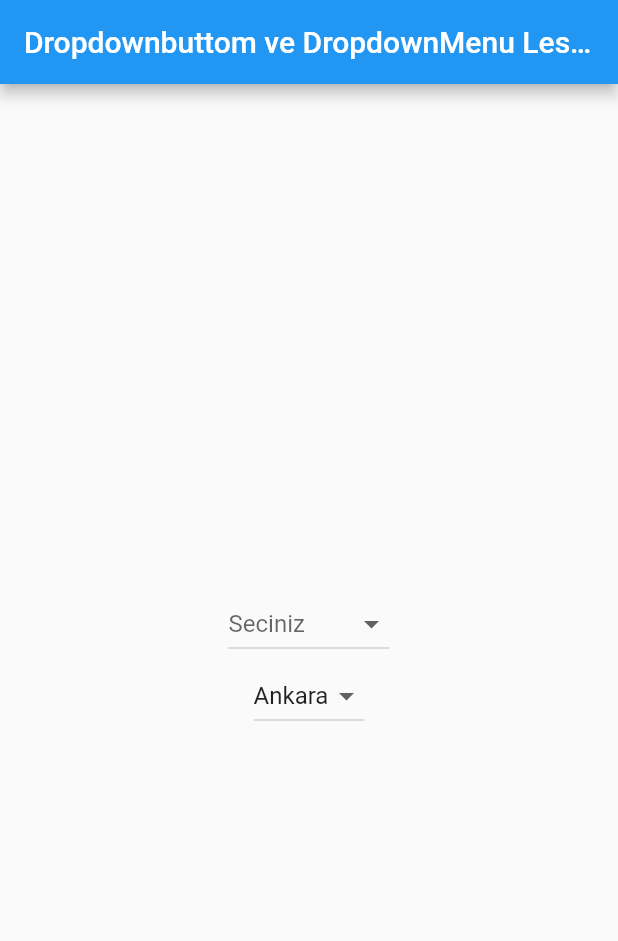
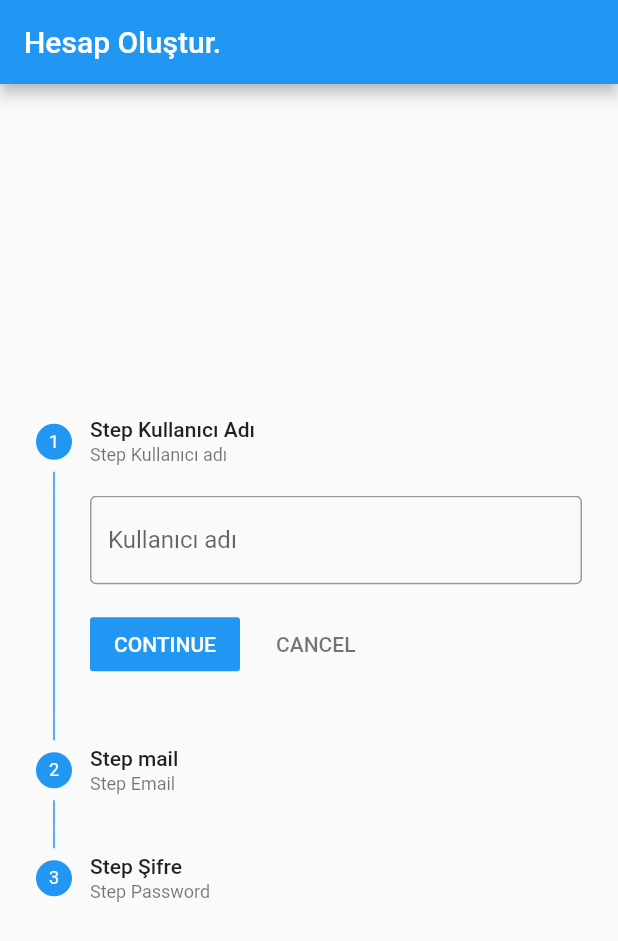
Before and after one commit to kubilaybzk/flutter_notlarim, a Flutter app: the screen it shows after launch, on a phone screen of 412 x 824 dp. Shown: the top 941 px of the screen. Run offline on Flutter 3.47's test engine with Material 2 defaults, Android fonts, the light colour scheme and no system bars; our stand-ins replace flutter_easyloading.

Commit message:
Dersler Devam

```diff
--- /dev/null
+++ b/lib/input_widgets/Stepper_Widget_hesapFormu.dart
@@ -0,0 +1,117 @@
+import 'package:flutter/material.dart';
+
+class KayitFormu extends StatefulWidget {
+  KayitFormu({Key? key}) : super(key: key);
+
+  @override
+  _KayitFormuState createState() => _KayitFormuState();
+}
+/*
+Aşağıda erişmek kolay olsun diye stepleri baştan kendimiz tanımlayalım.
+
+*/
+
+int _aktif_step = 0;
+String isim = "";
+String mail = "";
+String sifre = "";
+
+class _KayitFormuState extends State<KayitFormu> {
+  //Uygulamanın dinamik olması için buraya bir liste tanımlayalım
+  List<Step> tumStepler = [];
+
+  @override
+  Widget build(BuildContext context) {
+    return MaterialApp(
+      home: Scaffold(
+        appBar: AppBar(
+          title: Text("Hesap Oluştur."),
+        ),
+        body: Center(
+          child: SingleChildScrollView(
+            child: Stepper(
+              steps: _tumstepler(),
+              currentStep: _aktif_step, //Başlangıç adımı gibi düşün.
+              onStepTapped: (kullanicinin_tikladigi) {
+                //Burası kullanıcı eğer ekranda bir şeye tıklarasa
+                //Ona ulaşmamızı sağlayan  kısım.
+                //Mesela 3. sıraya tıklarsan aona ulaşalım diye.
+
+                setState(
+                  () {
+                    _aktif_step = kullanicinin_tikladigi;
+                  },
+                );
+              },
+              onStepContinue: () {
+                setState(() {
+                  if (_aktif_step < 3) {
+                    _aktif_step = _aktif_step + 1;
+                  } else if (_aktif_step == 2) {
+                    _aktif_step = 2;
+                  } else {
+                    _aktif_step = 2;
+                  }
+                });
+              },
+              onStepCancel: () {
+                setState(() {
+                  if (_aktif_step > 0) {
+                    _aktif_step--;
+                  } else {
+                    _aktif_step = 0;
+                  }
+                });
+              },
+            ),
+          ),
+        ),
+      ),
+    );
+  }
+
+  List<Step> _tumstepler() {
+    List<Step> stepler = [
+      Step(
+          title: Text("Step Kullanıcı Adı"),
+          state: StepState
+              .indexed, //Başlıkların altındaki işaretler tik mi işaret mi sayımı olsun diye seçiyoruz
+          isActive: true,
+          content: TextFormField(
+            decoration: InputDecoration(
+                labelText: "Kullanıcı adı",
+                hintText: "Username",
+                border: OutlineInputBorder()),
+            textAlign: TextAlign.start,
+          ),
+          subtitle: Text("Step Kullanıcı adı")),
+      Step(
+          title: Text("Step mail"),
+          state: StepState
+              .indexed, //Başlıkların altındaki işaretler tik mi işaret mi sayımı olsun diye seçiyoruz
+          isActive: true,
+          content: TextFormField(
+            decoration: InputDecoration(
+                labelText: "E-Mail adresi",
+                hintText: "E-Mail adress",
+                border: OutlineInputBorder()),
+            textAlign: TextAlign.start,
+          ),
+          subtitle: Text("Step Email")),
+      Step(
+          title: Text("Step Şifre"),
+          state: StepState
+              .indexed, //Başlıkların altındaki işaretler tik mi işaret mi sayımı olsun diye seçiyoruz
+          isActive: true,
+          content: TextFormField(
+            decoration: InputDecoration(
+                labelText: "Kullanıcı şifre",
+                hintText: "Password",
+                border: OutlineInputBorder()),
+            textAlign: TextAlign.start,
+          ),
+          subtitle: Text("Step Password")),
+    ];
+    return stepler;
+  }
+}
--- a/lib/main.dart
+++ b/lib/main.dart
@@ -1,6 +1,8 @@
 import 'package:flutter/material.dart';
 import 'package:flutter_notlarim/input_widgets/Checkbox_radio_input.dart';
 import 'package:flutter_notlarim/input_widgets/Dropdownbuttom_ve_DropDownMenuItem.dart';
+import 'package:flutter_notlarim/input_widgets/Stepper_Widget_hesapFormu.dart';
+import 'package:flutter_notlarim/input_widgets/Tarih_ve_Saat.dart';
 import 'package:flutter_notlarim/input_widgets/TextFormField_lesson1.dart';
 import 'package:flutter_notlarim/input_widgets/TextFormField_lesson2.dart';
 import 'package:flutter_notlarim/input_widgets/TextFormField_lesson3.dart';
@@ -82,6 +84,8 @@ class MyApp extends StatelessWidget {
     //return TextFormField_lesson_v2(); //Formun Kaydedilmesi, Sıfırlanması ve GlobalKey Kullanımı
     //return TextFormField_lesson3(); //GlobalKey Nedir? Key Kullanımı Global Key ile Statelere Erişim
     //return checkbox_radio_lesson(); //CheckBox ve Radio - Switch Widgetları.
-    return DropDownElements(); //Dropdownbuttom ve DropDownMenuItem Kullanımı
+    //return DropDownElements(); //Dropdownbuttom ve DropDownMenuItem Kullanımı
+    // return TarihSaatOrnek();
+    return KayitFormu();
   }
 }
```
Also changed, not shown: lib/input_widgets/Tarih_ve_Saat.dart (added, +53 -0 lines).
